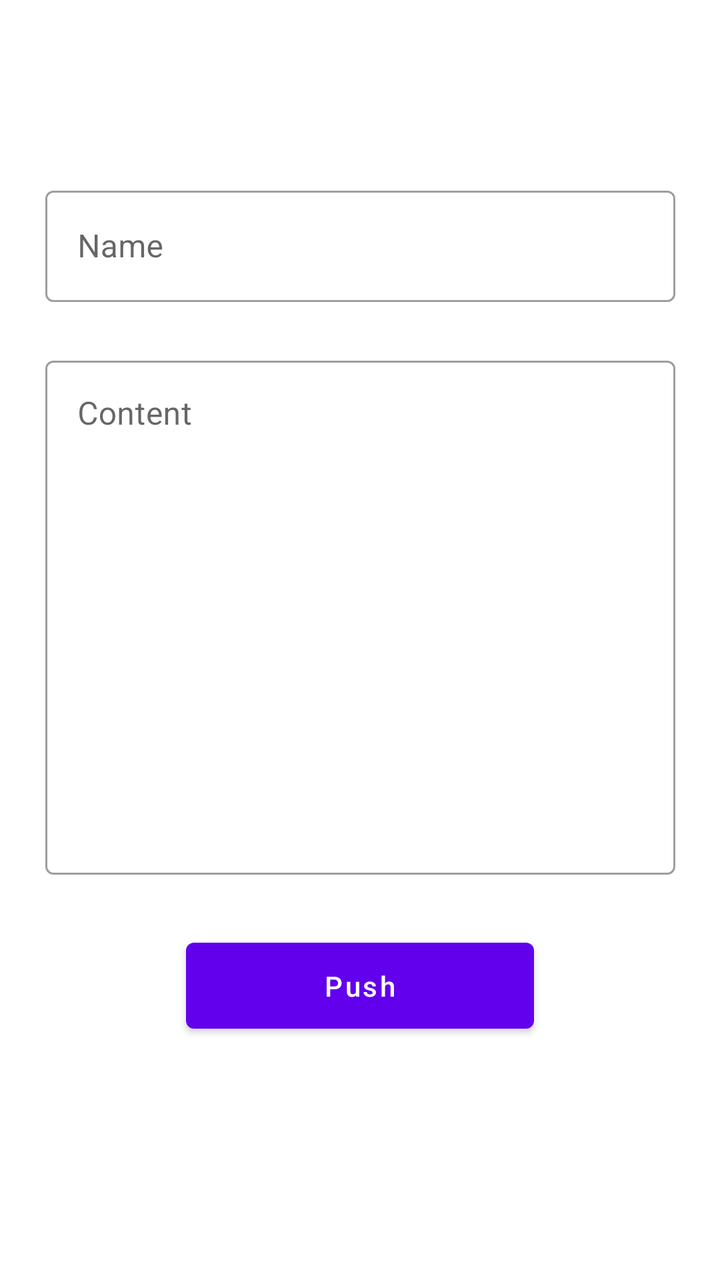
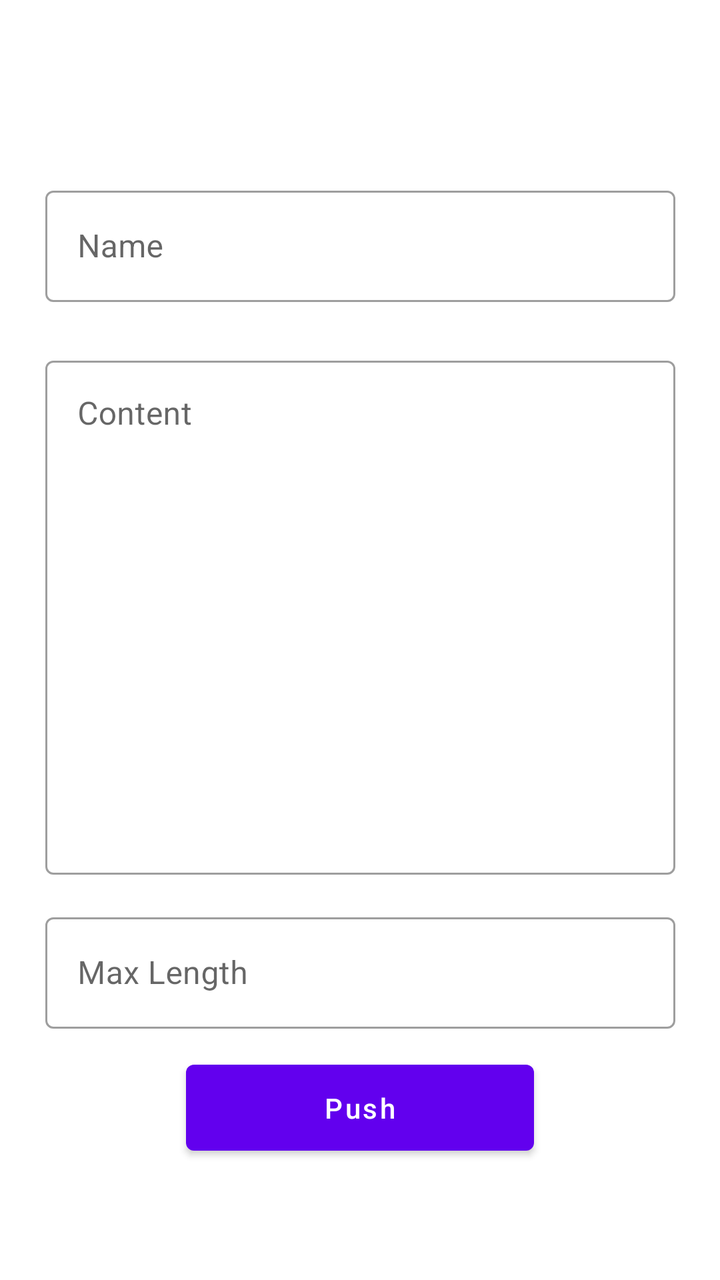

Before-and-after screenshots of an Android layout around one commit, followed by the original layout XML and the change that was made.
<!-- AndroidManifest.xml: activity theme Theme.PushANotification -->
<!-- res/layout/activity_main.xml -->
<?xml version="1.0" encoding="utf-8"?>
<androidx.constraintlayout.widget.ConstraintLayout xmlns:android="http://schemas.android.com/apk/res/android"
    xmlns:app="http://schemas.android.com/apk/res-auto"
    xmlns:tools="http://schemas.android.com/tools"
    android:layout_width="match_parent"
    android:layout_height="match_parent"
    android:orientation="vertical">

    <com.google.android.material.textfield.TextInputLayout
        android:id="@+id/textField"
        style="@style/Widget.MaterialComponents.TextInputLayout.OutlinedBox"
        android:layout_width="315dp"
        android:layout_height="wrap_content"
        android:layout_marginStart="48dp"
        android:layout_marginTop="90dp"
        android:layout_marginEnd="48dp"
        android:hint="@string/name"
        app:layout_constraintEnd_toEndOf="parent"
        app:layout_constraintStart_toStartOf="parent"
        app:layout_constraintTop_toTopOf="parent">

        <com.google.android.material.textfield.TextInputEditText
            android:id="@+id/editTextName"
            android:layout_width="match_parent"
            android:layout_height="wrap_content" />
    </com.google.android.material.textfield.TextInputLayout>


    <com.google.android.material.textfield.TextInputLayout
        android:id="@+id/textLayoutContent"
        style="@style/Widget.MaterialComponents.TextInputLayout.OutlinedBox"
        android:layout_width="315dp"
        android:layout_height="wrap_content"
        android:layout_marginStart="48dp"
        android:layout_marginTop="24dp"
        android:layout_marginEnd="48dp"
        android:hint="@string/content"
        app:layout_constraintEnd_toEndOf="parent"
        app:layout_constraintStart_toStartOf="parent"
        app:layout_constraintTop_toBottomOf="@+id/textField">

        <com.google.android.material.textfield.TextInputEditText
            android:id="@+id/editTextContent"
            android:layout_width="fill_parent"
            android:layout_height="257dp"
            android:ems="10"
            android:gravity="start|top"
            android:inputType="textMultiLine" />

    </com.google.android.material.textfield.TextInputLayout>


    <Button
        android:id="@+id/button"
        android:layout_width="174dp"
        android:layout_height="55dp"
        android:layout_marginTop="28dp"
        android:onClick="pushNotification"
        android:text="@string/push"
        android:textAllCaps="false"
        app:layout_constraintEnd_toEndOf="parent"
        app:layout_constraintStart_toStartOf="parent"
        app:layout_constraintTop_toBottomOf="@+id/textLayoutContent" />
</androidx.constraintlayout.widget.ConstraintLayout>
<!-- resources referenced by this layout -->
<resources>
  <string name="content">Content</string>
  <string name="name">Name</string>
  <string name="push">Push</string>
  <style name="Theme.PushANotification" parent="@style/Theme.MaterialComponents.Light" />
</resources>

<!-- the commit's change to res/layout/activity_main.xml (unified diff, before → after) -->
@@ -49,16 +49,37 @@
 
     </com.google.android.material.textfield.TextInputLayout>
 
+    <com.google.android.material.textfield.TextInputLayout
+        android:id="@+id/maxLength"
+        style="@style/Widget.MaterialComponents.TextInputLayout.OutlinedBox"
+        android:layout_width="315dp"
+        android:layout_height="wrap_content"
+        android:layout_marginStart="48dp"
+        android:layout_marginTop="16dp"
+        android:layout_marginEnd="48dp"
+        android:hint="@string/max_length"
+        app:layout_constraintEnd_toEndOf="parent"
+        app:layout_constraintStart_toStartOf="parent"
+        app:layout_constraintTop_toBottomOf="@+id/textLayoutContent">
+
+        <com.google.android.material.textfield.TextInputEditText
+            android:id="@+id/maxLengthEdit"
+            android:layout_width="match_parent"
+            android:layout_height="wrap_content"
+            android:inputType="number"
+            />
+    </com.google.android.material.textfield.TextInputLayout>
+
 
     <Button
         android:id="@+id/button"
         android:layout_width="174dp"
         android:layout_height="55dp"
-        android:layout_marginTop="28dp"
+        android:layout_marginTop="12dp"
         android:onClick="pushNotification"
         android:text="@string/push"
         android:textAllCaps="false"
         app:layout_constraintEnd_toEndOf="parent"
         app:layout_constraintStart_toStartOf="parent"
-        app:layout_constraintTop_toBottomOf="@+id/textLayoutContent" />
+        app:layout_constraintTop_toBottomOf="@+id/maxLength" />
 </androidx.constraintlayout.widget.ConstraintLayout>
<!-- resource entries referenced after the edit -->
@@ -1,6 +1,7 @@
 <!-- resources referenced by this layout -->
 <resources>
   <string name="content">Content</string>
+  <string name="max_length">Max Length</string>
   <string name="name">Name</string>
   <string name="push">Push</string>
   <style name="Theme.PushANotification" parent="@style/Theme.MaterialComponents.Light" />
